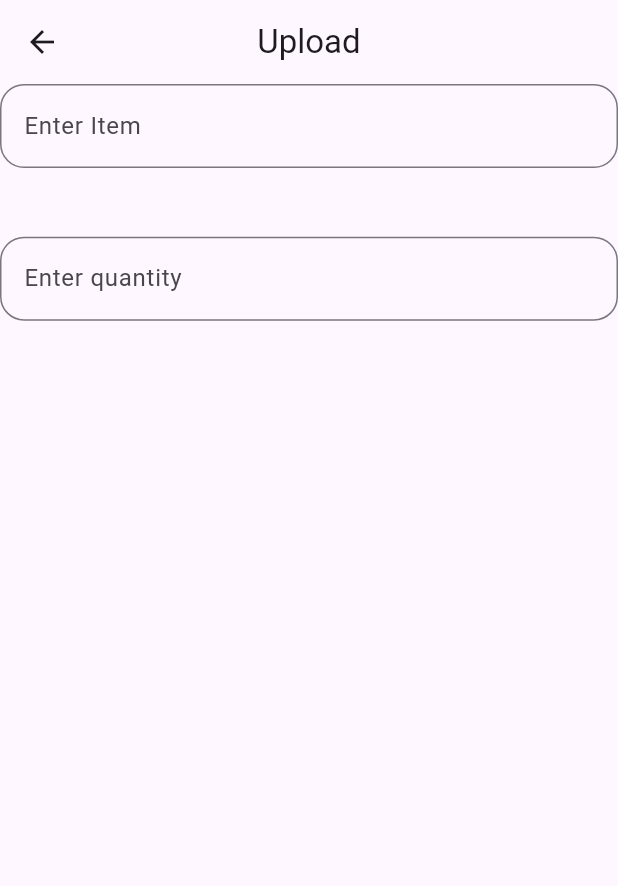
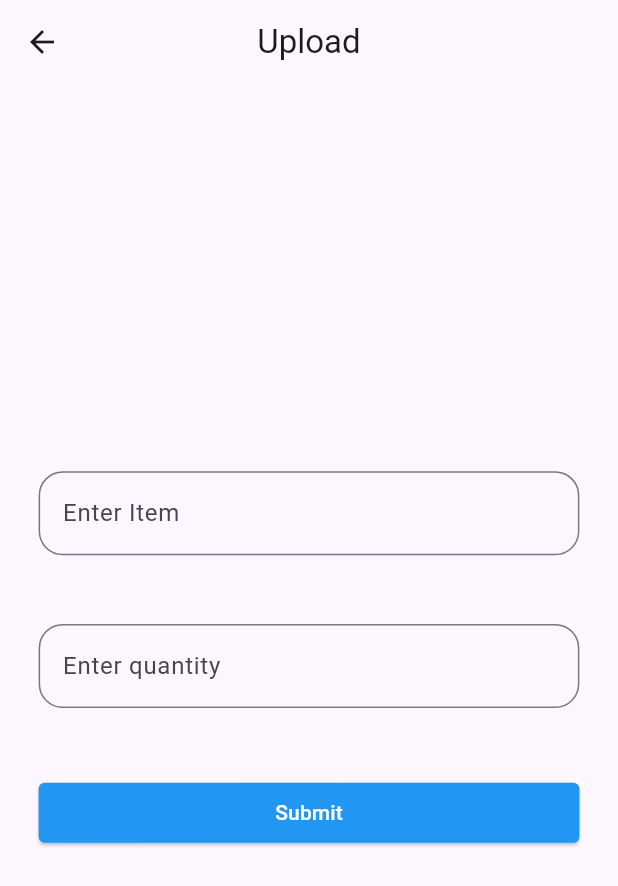
Before and after one commit to VinayaAugusthy/rapid_task, a Flutter app: the UploadItemScreen screen opened directly, on a phone screen of 412 x 824 dp. Shown: the top 886 px of the screen. Run offline on Flutter 3.47's test engine with Material 3 defaults, Android fonts, the phone set to English and light mode, and no system bars; our stand-ins replace bloc, cloud_firestore, firebase_auth, firebase_core, flutter_bloc, hive and 1 more; accounts and stored records are empty; network calls fail.

Commit message:
upload feature done

```diff
--- a/lib/main.dart
+++ b/lib/main.dart
@@ -39,7 +39,7 @@
           colorScheme: ColorScheme.fromSeed(seedColor: Colors.deepPurple),
           useMaterial3: true,
         ),
-        home: const SignupScreen(),
+        home: const AuthenticationFlowScreen(),
         debugShowCheckedModeBanner: false,
       ),
     );
--- a/lib/viewmodels/application/item/item_bloc.dart
+++ b/lib/viewmodels/application/item/item_bloc.dart
@@ -1,5 +1,4 @@
 import 'package:bloc/bloc.dart';
-import 'package:meta/meta.dart';
 import 'package:rapid_task/models/items/items.dart';
 import 'package:rapid_task/viewmodels/services/manage_items/manage_items.dart';
 
--- a/lib/views/manage_items/upload.dart
+++ b/lib/views/manage_items/upload.dart
@@ -1,4 +1,8 @@
+// ignore_for_file: avoid_print
+
 import 'package:flutter/material.dart';
+import 'package:rapid_task/models/items/items.dart';
+import 'package:rapid_task/viewmodels/services/manage_items/manage_items.dart';
 
 class UploadItemScreen extends StatelessWidget {
   const UploadItemScreen({super.key});
@@ -16,8 +20,14 @@ class UploadItemScreen extends StatelessWidget {
         centerTitle: true,
       ),
       body: SafeArea(
-        child: SingleChildScrollView(
+        child: Padding(
+          padding: EdgeInsets.only(
+            left: size.width / 16,
+            right: size.width / 16,
+          ),
+          child: Center(
             child: Column(
+              mainAxisAlignment: MainAxisAlignment.center,
               children: [
                 TextFormField(
                   controller: itemController,
@@ -32,6 +42,7 @@ class UploadItemScreen extends StatelessWidget {
                   height: size.height / 18,
                 ),
                 TextFormField(
+                  keyboardType: TextInputType.number,
                   controller: quantityController,
                   decoration: InputDecoration(
                     border: OutlineInputBorder(
@@ -43,7 +54,39 @@ class UploadItemScreen extends StatelessWidget {
                 SizedBox(
                   height: size.height / 18,
                 ),
+                SizedBox(
+                  width: size.width,
+                  child: ElevatedButton(
+                    style: ButtonStyle(
+                      shape: MaterialStateProperty.all(
+                        RoundedRectangleBorder(
+                          borderRadius: BorderRadius.circular(4),
+                        ),
+                      ),
+                      backgroundColor: MaterialStateProperty.all(Colors.blue),
+                    ),
+                    onPressed: () async {
+                      if (itemController.text.isEmpty ||
+                          quantityController.text.isEmpty) {
+                        print('fill');
+                      } else {
+                        final item = Items(
+                          item: itemController.text.trim(),
+                          quantity: quantityController.text.trim(),
+                        );
+                        uploadItems(item, context);
+                        Navigator.of(context).pop();
+                        print('success');
+                      }
+                    },
+                    child: const Text(
+                      'Submit',
+                      style: TextStyle(color: Colors.white),
+                    ),
+                  ),
+                )
               ],
+            ),
           ),
         ),
       ),
```
Also changed, not shown: lib/views/home/home.dart (+14 -1 lines). Lines whose indentation alone changed are shown as unchanged.
